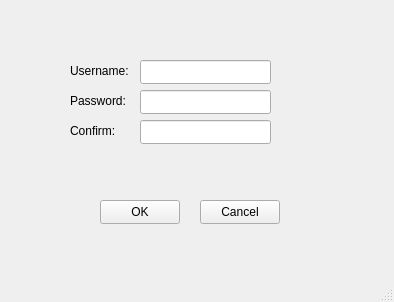
Qt form signupwindow.ui (piotrek-pl/JupiterClient-2.0) before a commit.
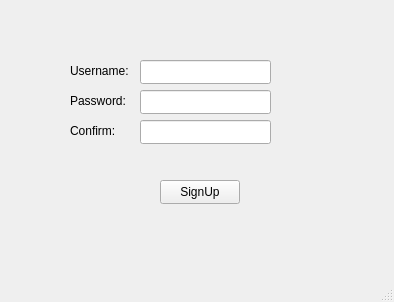
The same form after that commit.

The edit to the form file:
```diff
--- a/signupwindow.ui
+++ b/signupwindow.ui
@@ -82,31 +82,21 @@
       <height>24</height>
      </rect>
     </property>
-   </widget>
-   <widget class="QPushButton" name="acceptButton">
-    <property name="geometry">
-     <rect>
-      <x>100</x>
-      <y>200</y>
-      <width>80</width>
-      <height>24</height>
-     </rect>
+    <property name="echoMode">
+     <enum>QLineEdit::Password</enum>
     </property>
-    <property name="text">
-     <string>OK</string>
-    </property>
    </widget>
    <widget class="QPushButton" name="cancelButton">
     <property name="geometry">
      <rect>
-      <x>200</x>
-      <y>200</y>
+      <x>160</x>
+      <y>180</y>
       <width>80</width>
       <height>24</height>
      </rect>
     </property>
     <property name="text">
-     <string>Cancel</string>
+     <string>SignUp</string>
     </property>
    </widget>
   </widget>
```
Left out of the diff: 7 changed lines with no effect on the pictures.
